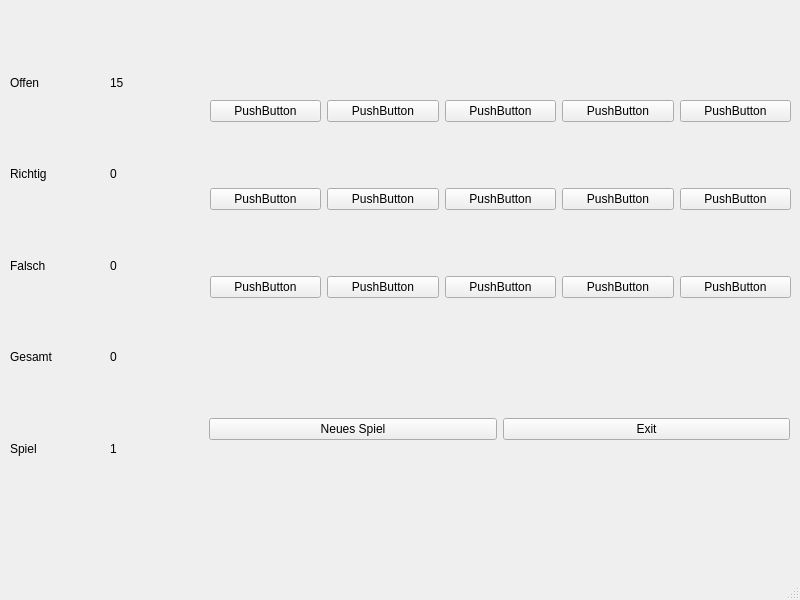
atekin-tgm/Game, file game.ui: the form before one commit.
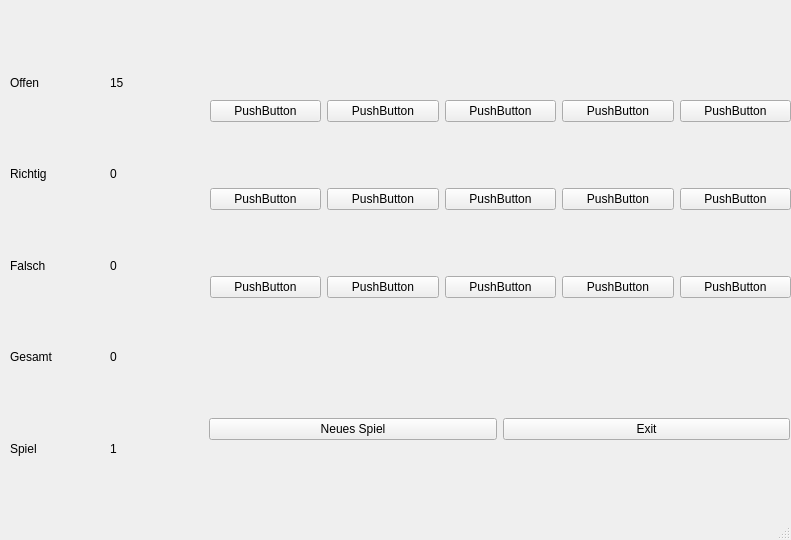
The form after the commit.

Commit message: add last changes and sphinx documentation

```diff
--- a/game.ui
+++ b/game.ui
@@ -6,8 +6,8 @@
    <rect>
     <x>0</x>
     <y>0</y>
-    <width>800</width>
-    <height>600</height>
+    <width>791</width>
+    <height>540</height>
    </rect>
   </property>
   <property name="windowTitle">
```
Left out of the diff: 7 changed lines with no effect on the pictures. The commit also changes 2 other files.
